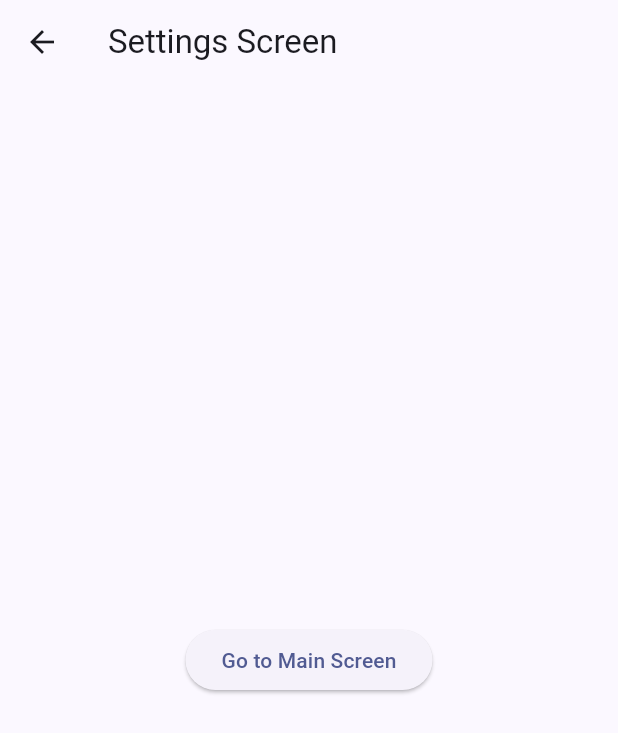
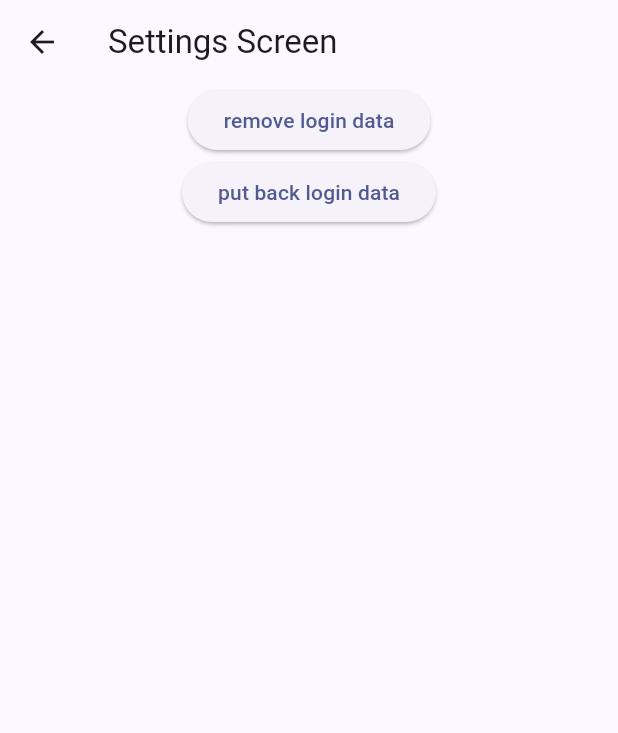
Before and after one commit to asdoll/skana_pix, a Flutter app: the SettingScreen screen opened directly, on a phone screen of 412 x 824 dp. Shown: the top 733 px of the screen. Run offline on Flutter 3.47's test engine with Material 3 defaults, Android fonts, the light colour scheme and no system bars; our stand-ins replace dio, persistent_bottom_nav_bar, webview_flutter; missing offline and left inert: sqlite3; Roboto replaces fonts that are missing (NotoSans).

Commit message:
finished login process

```diff
--- a/assets/i18n/i18n.json
+++ b/assets/i18n/i18n.json
@@ -179,7 +179,7 @@
         "Update": "更新",
         "Check for updates": "检查更新",
         "Check for updates on startup": "启动时检查更新",
-        "I understand pixes is a free unofficial application.": "我了解Pixes是一个免费的非官方应用程序",
+        "I understand this is a free unofficial application.": "我了解这是一个免费的非官方应用程序",
         "Related Artworks": "相关作品",
         "Emphasize artworks from following artists": "强调关注画师的作品",
         "The border of the artworks will be darker": "作品的边框将被加深"
@@ -364,7 +364,7 @@
         "Update": "更新",
         "Check for updates": "檢查更新",
         "Check for updates on startup": "啟動時檢查更新",
-        "I understand pixes is a free unofficial application.": "我了解Pixes是一個免費的非官方應用程序",
+        "I understand this is a free unofficial application.": "我了解這是一個免費的非官方應用程序",
         "Related Artworks": "相關作品",
         "Emphasize artworks from following artists": "強調關注畫師的作品",
         "The border of the artworks will be darker": "作品的邊框將被加深"
--- a/lib/controller/bases.dart
+++ b/lib/controller/bases.dart
@@ -26,12 +26,12 @@ abstract class BaseClient {
 }
 
 class BasePath {
-  static String dataPath = "data/";
-  static String cachePath = "cache/";
-  static String get accountJsonPath => "${dataPath}account.json";
-  static String get appSettingJsonPath => "${dataPath}setting.json";
-  static String get downloadPath => '${dataPath}downloads/';
+  static String dataPath = "data";
+  static String cachePath = "cache";
+  static String get accountJsonPath => "$dataPath/account.json";
+  static String get appSettingJsonPath => "$dataPath/setting.json";
+  static String get downloadPath => '$dataPath/downloads/';
   static String downloadSubPath = r"illust/${id}-p${index}.${ext}";
-  static String get downloadNovelPath => "${downloadPath}novel/";
+  static String get downloadNovelPath => "$downloadPath/novel/";
   static String get downloadDbPath => "${dataPath}download.db";
 }
--- a/lib/utils/translate.dart
+++ b/lib/utils/translate.dart
@@ -9,7 +9,7 @@ class TranslateMap {
   static bool loaded = false;
 
   static Future<void> init() async {
-    var data = await rootBundle.loadString("assets/i18n.json");
+    var data = await rootBundle.loadString("assets/i18n/i18n.json");
     translation = Map<String, Map<String, dynamic>>.from(jsonDecode(data));
     if (translation.isNotEmpty) {
       loaded = true;
--- a/lib/view/mainscreen.dart
+++ b/lib/view/mainscreen.dart
@@ -33,7 +33,7 @@ class _MainScreenState extends State<MainScreen> {
         itemBuilder: (BuildContext context, int index) {
           return ListTile(
             tileColor: index.isOdd ? oddItemColor : evenItemColor,
-            title: Text('${titles[0]} $index'),
+            title: Text(ConnectManager().apiClient.account.user.name),
           );
         },
       ),
--- a/lib/view/settingscreen.dart
+++ b/lib/view/settingscreen.dart
@@ -1,4 +1,5 @@
 import 'package:flutter/material.dart';
+import 'package:skana_pix/pixiv_dart_api.dart';
 
 
 class SettingScreen extends StatefulWidget {
@@ -16,11 +17,21 @@ class _SettingscreenState extends State<SettingScreen> {
         title: const Text("Settings Screen"),
       ),
       body: Center(
-        child: ElevatedButton(
+        child: Column(
+          children: <Widget> [ElevatedButton(
           onPressed: () {
+            moveUserData();
           },
-          child: const Text("Go to Main Screen"),
+          child: const Text("remove login data"),
         ),
+        ElevatedButton(
+          onPressed: () {
+            putBackUserData();
+          },
+          child: const Text("put back login data"),
+        ),
+      ],
+      ),
       ),
     );
   }
--- a/pubspec.yaml
+++ b/pubspec.yaml
@@ -45,6 +45,7 @@ dependencies:
   floating_tabbar: ^1.0.3
   url_launcher: ^6.3.1
   webview_flutter: ^4.10.0
+  path_provider: ^2.1.4
 
 dev_dependencies:
   flutter_test:
```
Also changed, not shown: lib/controller/connector.dart (+11 -2 lines), lib/main.dart (+17 -2 lines), lib/utils/io_extension.dart (+15 -0 lines), lib/view/homepage.dart (+14 -7 lines), lib/view/loginpage.dart (+41 -18 lines), pubspec.lock, 1 other file.
